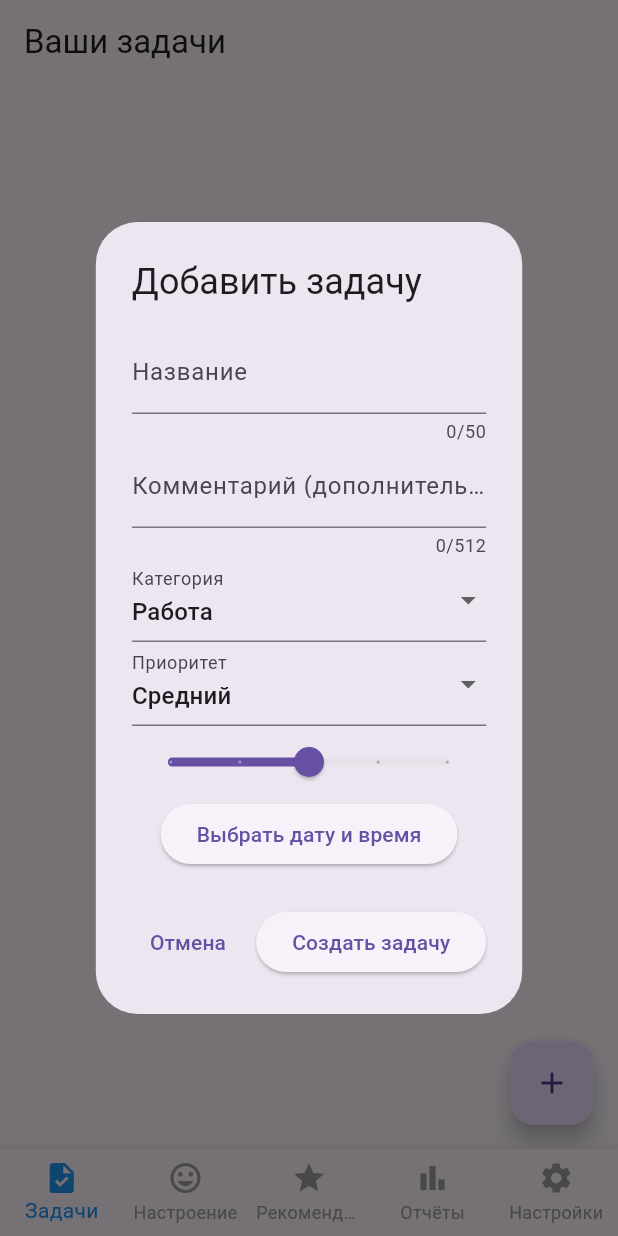
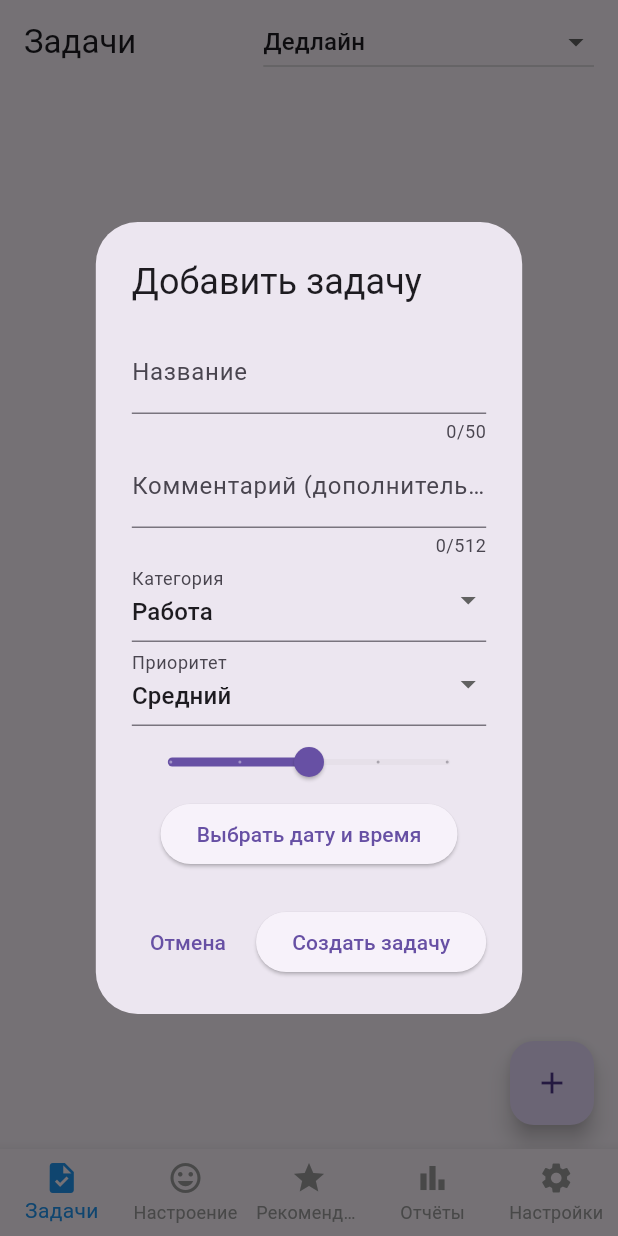
Before and after one commit to Makimma/Task-Planning-with-Mood-and-Emotion-Analysis, a Flutter app: the screen it shows once a user with an empty profile is signed in, after a tap on the "add" icon, on a phone screen of 412 x 824 dp. Run offline on Flutter 3.47's test engine with Material 3 defaults, Android fonts, the phone set to English and light mode, and no system bars; our stand-ins replace cloud_firestore, firebase_auth, firebase_core, google_sign_in; accounts and stored records are empty.

Commit message:
Add sort for tasks

```diff
--- a/lib/screens/tasks_screen.dart
+++ b/lib/screens/tasks_screen.dart
@@ -11,8 +11,8 @@ class TasksScreen extends StatefulWidget {
 }
 
 class _TasksScreenState extends State<TasksScreen> {
+  String selectedSortOption = "Дедлайн";
   final User? user = FirebaseAuth.instance.currentUser;
-
   final List<String> taskCategories = [
     "Работа",
     "Учёба",
@@ -27,7 +27,29 @@ class _TasksScreenState extends State<TasksScreen> {
   @override
   Widget build(BuildContext context) {
     return Scaffold(
-      appBar: AppBar(title: Text("Ваши задачи")),
+      appBar: AppBar(
+        title: Text("Задачи"),
+        actions: [
+          Padding(
+            padding: EdgeInsets.symmetric(horizontal: 16),
+            child: DropdownButton<String>(
+              value: selectedSortOption,
+              items: ["Дедлайн", "Приоритет", "Эмоциональная нагрузка"]
+                  .map((String option) {
+                return DropdownMenuItem<String>(
+                  value: option,
+                  child: Text(option),
+                );
+              }).toList(),
+              onChanged: (value) {
+                setState(() {
+                  selectedSortOption = value!;
+                });
+              },
+            ),
+          ),
+        ],
+      ),
       body: StreamBuilder<QuerySnapshot>(
         stream: FirebaseFirestore.instance
             .collection('users')
@@ -52,9 +74,15 @@ class _TasksScreenState extends State<TasksScreen> {
           }).toList();
 
           tasks.sort((a, b) {
-            Timestamp timestampA = a['deadline'];
-            Timestamp timestampB = b['deadline'];
-            return timestampA.compareTo(timestampB);
+            if (selectedSortOption == "Дедлайн") {
+              return (a['deadline'] as Timestamp).compareTo(b['deadline'] as Timestamp);
+            } else if (selectedSortOption == "Приоритет") {
+              Map<String, int> priorityOrder = {"high": 1, "medium": 2, "low": 3};
+              return priorityOrder[a['priority']]!.compareTo(priorityOrder[b['priority']]!);
+            } else if (selectedSortOption == "Эмоциональная нагрузка") {
+              return b['emotionalLoad'].compareTo(a['emotionalLoad']); // ✅ Сортировка по убыванию
+            }
+            return 0;
           });
 
           return ListView.builder(
```
